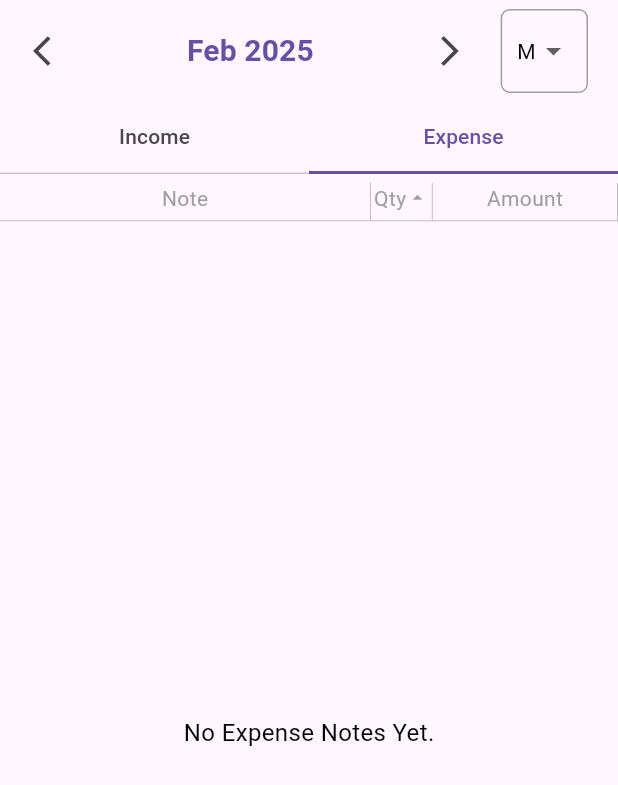
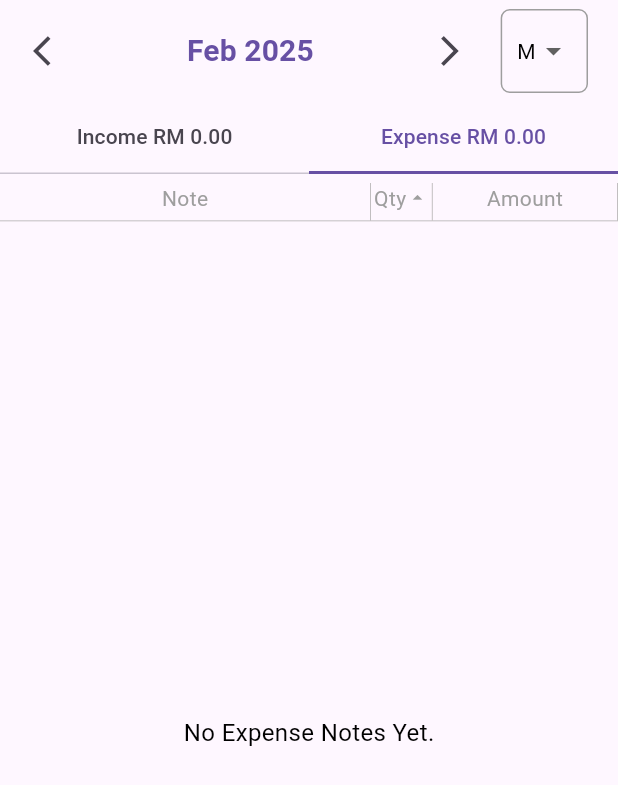
Before and after one commit to OscarLow02/SmartFinTrack, a Flutter app: the StatsNote screen opened directly with empty values, tab 2 chosen, after a tap on the "arrow back ios" icon, on a phone screen of 412 x 824 dp. Shown: the top 785 px of the screen. Run offline on Flutter 3.47's test engine with Material 3 defaults, Android fonts, the light colour scheme and no system bars; our stand-ins replace camera, cloud_firestore, firebase_auth, firebase_core, firebase_crashlytics, fl_chart and 1 more; missing offline and left inert: firebase_performance; accounts and stored records are empty.

Commit message:
Add transaction aggregation and total calculation for statistics view

```diff
--- a/lib/screens/statistics/stats_note.dart
+++ b/lib/screens/statistics/stats_note.dart
@@ -86,6 +86,11 @@ class _StatsNoteState extends State<StatsNote>
       dateProvider.selectedPeriod,
     );
 
+    // 🟢 Combine all transactions into one map
+    final Map<String, Map<String, dynamic>> allTransactions = {};
+    allTransactions.addAll(widget.incomeTransactions);
+    allTransactions.addAll(widget.expenseTransactions);
+
     return Scaffold(
       body: Column(
         children: [
@@ -100,6 +105,7 @@ class _StatsNoteState extends State<StatsNote>
             },
             initialDate: dateProvider.selectedDate,
             tabController: _tabController,
+            transactions: allTransactions,
           ),
 
           // 🟢 Tab View: Income vs. Expense
--- a/lib/screens/statistics/stats_stats.dart
+++ b/lib/screens/statistics/stats_stats.dart
@@ -100,6 +100,7 @@ class _StatsTabState extends State<StatsTab>
           },
           initialDate: dateProvider.selectedDate,
           tabController: _tabController,
+          transactions: allTransactions,
         ),
 
         // Tab View (Income & Expenses Pie Charts)
--- a/lib/screens/statistics/stats_transactionlist.dart
+++ b/lib/screens/statistics/stats_transactionlist.dart
@@ -252,6 +252,7 @@ class _StatsTransactionListState extends State<StatsTransactionlist> {
             },
             onDateChanged: _updateDate,
             initialDate: _selectedDate,
+            transactions: widget.allTransactions,
             showTabs: false,
             showPeriodDropdown: false,
           ),
--- a/lib/services/statistics_service.dart
+++ b/lib/services/statistics_service.dart
@@ -38,4 +38,66 @@ class StatisticsService {
 
     return percentages;
   }
+
+  Future<Map<String, double>> calculateTotal({
+    required Map<String, Map<String, dynamic>> transactions,
+    required DateTime selectedDate,
+    required String viewMode,
+  }) async {
+    double totalIncome = 0.0;
+    double totalExpenses = 0.0;
+
+    // 1. Determine date boundaries based on viewMode
+    DateTime startDate;
+    DateTime endDate;
+    if (viewMode == "Monthly") {
+      startDate = DateTime(selectedDate.year, selectedDate.month, 1);
+      endDate = (selectedDate.month < 12)
+          ? DateTime(selectedDate.year, selectedDate.month + 1, 1)
+          : DateTime(selectedDate.year + 1, 1, 1);
+    } else {
+      // Yearly view
+      startDate = DateTime(selectedDate.year, 1, 1);
+      endDate = DateTime(selectedDate.year + 1, 1, 1);
+    }
+
+    // 2. Helper to parse the transaction's dateTime string.
+    DateTime? parseTransactionDate(String? dateString) {
+      if (dateString == null || dateString.isEmpty) return null;
+      try {
+        return DateTime.parse(dateString);
+      } catch (e) {
+        print("Error parsing dateString '$dateString': $e");
+        return null;
+      }
+    }
+
+    // 3. Iterate through all transactions
+    for (var txn in transactions.values) {
+      DateTime? txnDate = parseTransactionDate(txn['dateTime']);
+      if (txnDate == null) continue;
+
+      // Check if transaction date is in the defined period [startDate, endDate)
+      bool inRange = (txnDate.isAtSameMomentAs(startDate) ||
+          (txnDate.isAfter(startDate) && txnDate.isBefore(endDate)));
+      if (!inRange) continue;
+
+      // Get the transaction amount.
+      double amount =
+          (txn['amount'] is num) ? (txn['amount'] as num).toDouble() : 0.0;
+
+      // Sum based on transaction type.
+      String type = (txn['type'] ?? "").toString().toLowerCase();
+      if (type == "income") {
+        totalIncome += amount;
+      } else if (type == "expense") {
+        totalExpenses += amount;
+      }
+    }
+
+    return {
+      "income": totalIncome,
+      "expenses": totalExpenses,
+    };
+  }
 }
--- a/lib/widgets/view_mode.dart
+++ b/lib/widgets/view_mode.dart
@@ -1,15 +1,15 @@
 import 'package:flutter/material.dart';
+import 'package:smart_fintrack/services/statistics_service.dart';
 
 class ViewMode extends StatefulWidget {
   final String selectedPeriod;
   final Function(String) onPeriodChanged;
   final Function(DateTime) onDateChanged;
+  final DateTime initialDate;
+  final Map<String, Map<String, dynamic>>? transactions;
   final TabController? tabController;
   final bool showTabs;
   final bool showPeriodDropdown;
-  final DateTime initialDate;
-  // final double totalIncome; // New parameter
-  // final double totalExpenses; // New parameter
 
   const ViewMode({
     super.key,
@@ -17,8 +17,7 @@ class ViewMode extends StatefulWidget {
     required this.onPeriodChanged,
     required this.onDateChanged,
     required this.initialDate,
-    // required this.totalIncome,
-    // required this.totalExpenses,
+    this.transactions,
     this.tabController,
     this.showTabs = true,
     this.showPeriodDropdown = true,
@@ -68,12 +67,38 @@ int getMonthIndex(String monthName) {
 
 class _ViewModeState extends State<ViewMode> {
   late DateTime selectedDate;
+  late String _selectedPeriod;
   bool isCalendarOpen = false; // Calendar popup visibility
+  double incomeTotal = 0.0;
+  double expenseTotal = 0.0;
 
   @override
   void initState() {
     super.initState();
-    selectedDate = widget.initialDate; // Use parent-provided date
+    selectedDate = widget.initialDate;
+    _selectedPeriod = widget.selectedPeriod;
+    _calculateTotals();
+  }
+
+  /// Recompute totals based on current selectedDate and selectedPeriod
+  Future<void> _calculateTotals() async {
+    if (widget.transactions == null) {
+      setState(() {
+        incomeTotal = 0.0;
+        expenseTotal = 0.0;
+      });
+      return;
+    }
+    final statsService = StatisticsService();
+    final result = await statsService.calculateTotal(
+      transactions: widget.transactions!,
+      selectedDate: selectedDate,
+      viewMode: _selectedPeriod,
+    );
+    setState(() {
+      incomeTotal = result["income"] ?? 0.0;
+      expenseTotal = result["expenses"] ?? 0.0;
+    });
   }
 
   /// 🟢 Change Date (Previous / Next)
@@ -81,20 +106,31 @@ class _ViewModeState extends State<ViewMode> {
     setState(() {
       if (widget.selectedPeriod == "Monthly") {
         int newMonth = selectedDate.month + offset;
+        // Ensure the month stays in the valid range:
+        while (newMonth > 12) {
+          newMonth -= 12;
+          selectedDate = DateTime(selectedDate.year + 1, newMonth, 1);
+        }
+        while (newMonth < 1) {
+          newMonth += 12;
+          selectedDate = DateTime(selectedDate.year - 1, newMonth, 1);
+        }
         selectedDate = DateTime(selectedDate.year, newMonth, 1);
       } else {
         selectedDate = DateTime(selectedDate.year + offset, 1, 1);
       }
     });
+    widget.onDateChanged(selectedDate);
 
-    widget.onDateChanged(selectedDate);
+    // Recalculate totals
+    _calculateTotals();
   }
 
   /// 🟢 Get Formatted Date for Display
   String getFormattedDate() {
-    return widget.selectedPeriod == "Monthly"
-        ? "${ViewMode.getMonthName(selectedDate.month)} ${selectedDate.year}" // "Jun 2023"
-        : "${selectedDate.year}"; // "2023"
+    return _selectedPeriod == "Monthly"
+        ? "${ViewMode.getMonthName(selectedDate.month)} ${selectedDate.year}"
+        : "${selectedDate.year}";
   }
 
   /// 🟢 Show Custom Month Picker
@@ -191,7 +227,7 @@ class _ViewModeState extends State<ViewMode> {
                       itemBuilder: (context, index) {
                         final monthName = ViewMode.getMonthName(index + 1);
                         bool isSelected = (index + 1 == pickerMonth &&
-                            pickerYear == now.year);
+                            pickerYear == selectedDate.year);
                         return GestureDetector(
                           onTap: () {
                             setState(() {
@@ -285,10 +321,14 @@ class _ViewModeState extends State<ViewMode> {
                     ),
                     child: DropdownButtonHideUnderline(
                       child: DropdownButton<String>(
-                        value: widget.selectedPeriod,
+                        value: _selectedPeriod,
                         onChanged: (String? newValue) {
                           if (newValue != null) {
+                            setState(() {
+                              _selectedPeriod = newValue;
+                            });
                             widget.onPeriodChanged(newValue);
+                            _calculateTotals();
                           }
                         },
                         items: const [
@@ -322,16 +362,19 @@ class _ViewModeState extends State<ViewMode> {
           ),
         ),
 
-        // 🟢 Show Tabs If Needed
+        // 🟢 Show Tabs If Needed (with total income/expenses in labels)
         if (widget.showTabs && widget.tabController != null)
           TabBar(
             controller: widget.tabController,
-            tabs: const [Tab(text: "Income"), Tab(text: "Expense")],
-            // tabs: [
-            //   Tab(text: "Income RM ${widget.totalIncome.toStringAsFixed(2)}"),
-            //   Tab(text: "Expenses RM ${widget.totalExpenses.toStringAsFixed(2)}"),
-            // ],
             indicatorSize: TabBarIndicatorSize.tab,
+            tabs: [
+              Tab(
+                text: "Income RM ${incomeTotal.toStringAsFixed(2)}",
+              ),
+              Tab(
+                text: "Expense RM ${expenseTotal.toStringAsFixed(2)}",
+              ),
+            ],
           ),
       ],
     );
```
